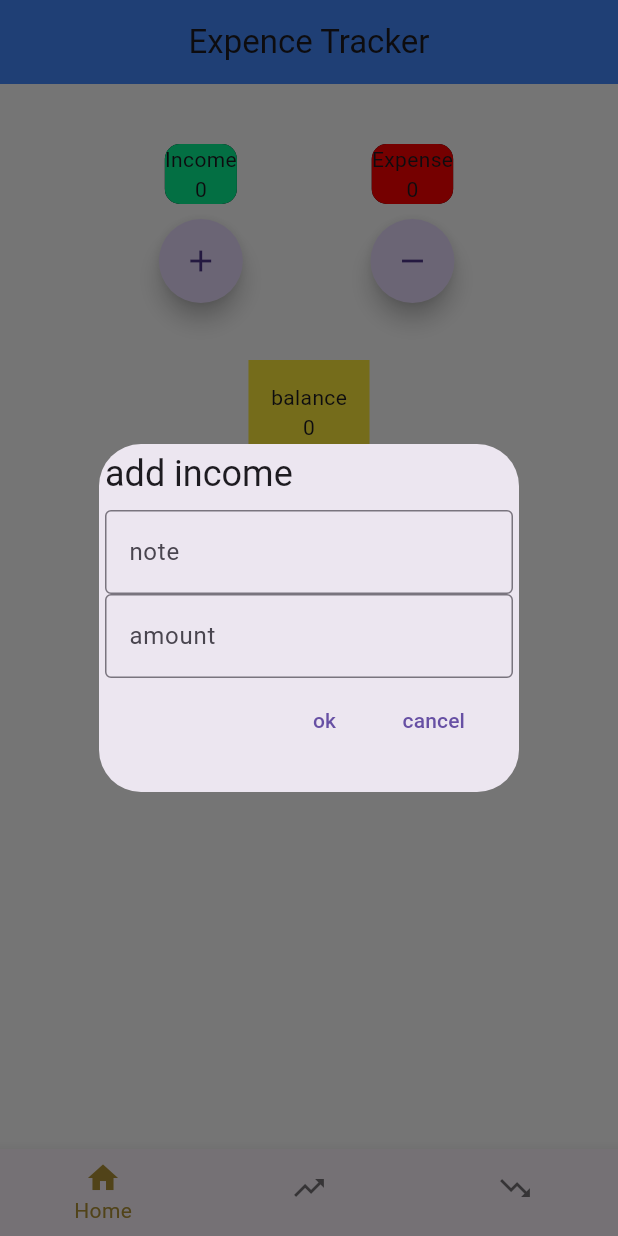
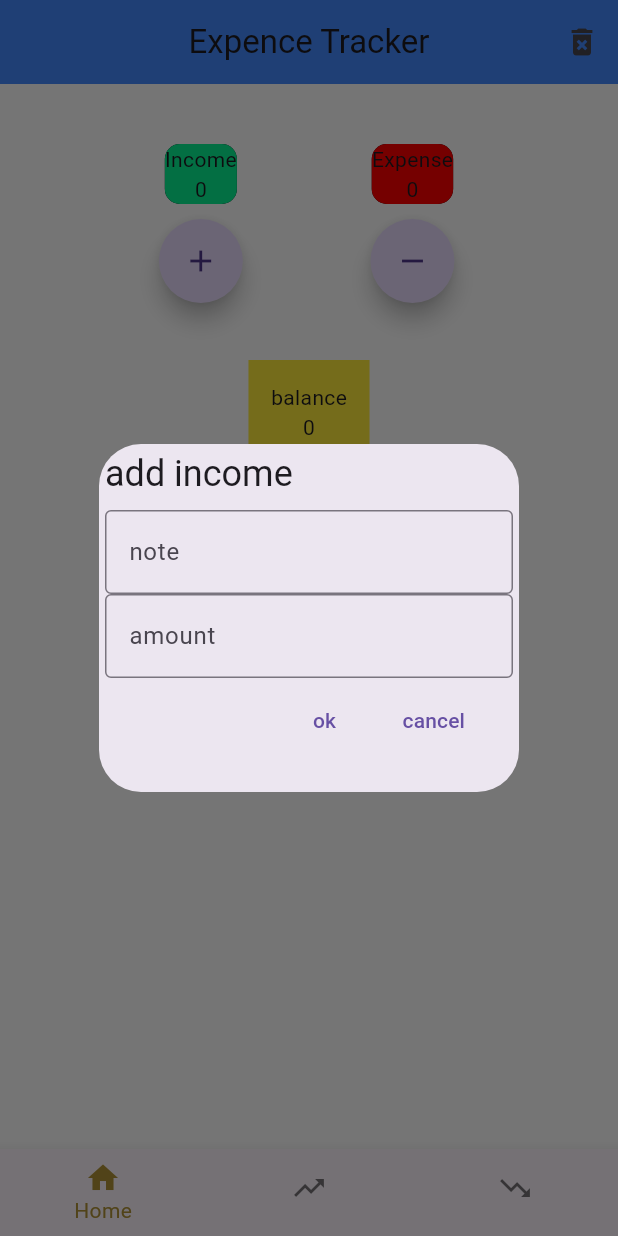
Before and after one commit to NAVEENEK/Expense-Tracker-, a Flutter app: the screen it shows after launch, after a tap on the "add" icon, on a phone screen of 412 x 824 dp. Run offline on Flutter 3.47's test engine with Material 3 defaults, Android fonts, the phone set to English and light mode, and no system bars; our stand-ins replace hive, hive_flutter; accounts and stored records are empty.

Commit message:
delete button added

```diff
--- a/lib/main.dart
+++ b/lib/main.dart
@@ -14,7 +14,14 @@ void main() async{
   await Hive.openBox<Expense_mode>('expensebox');
   await Hive.openBox('total_incomebox');
   await Hive.openBox('total_expensebox');
-  runApp(Main());
+  runApp(MaterialApp(
+     title: 'Expense Tracker',
+      theme: ThemeData(
+        primaryColor: const Color.fromARGB(255, 91, 194, 253),
+        scaffoldBackgroundColor: Colors.white,
+      ),
+    debugShowCheckedModeBanner: false,
+    home:Main()));
 }
 
 class Main extends StatefulWidget {
@@ -29,21 +36,57 @@ class _MainState extends State<Main> {
 
   static List<Widget> page = [Welcom(), Income(), Expense()];
 
+  Future<void>cleardata(BuildContext context)async{
+    final confirm=await showDialog<bool>(
+      context: context,
+      builder:(context)=> AlertDialog(
+        title: Text('confirm deletion'),
+        content:Text('are you sure you want to delete all data ') ,
+        actions: [
+          TextButton(
+            onPressed:()=>Navigator.pop(context,false),
+           child: Text("cancel")
+          ),
+          ElevatedButton(
+           onPressed: ()=>Navigator.pop(context,true),
+           child: Text('Delete')
+           )
+
+        ],
+
+      ),
+      );
+      if(confirm==true){
+        await Hive.box<Income_mode>('incomebox').clear();
+        await Hive.box<Expense_mode>('expensebox').clear();
+        await Hive.box('total_incomebox').clear();
+        await Hive.box('total_expensebox').clear();
+        ScaffoldMessenger.of(context).showSnackBar(
+          const SnackBar(
+            content: Text('all data deleted'),
+            backgroundColor: Color.fromARGB(255, 158, 159, 149),
+            )
+          );
+          setState(() {});
+      }
+
+  }
+
   @override
   Widget build(BuildContext context) {
-    return MaterialApp(
-      title: 'Expense Tracker',
-      theme: ThemeData(
-        primaryColor: const Color.fromARGB(255, 91, 194, 253),
-        scaffoldBackgroundColor: Colors.white,
-      ),
-      debugShowCheckedModeBanner: false,
-      home: Scaffold(
+    return  Scaffold(
         body: page[_selectedIndex],
         appBar: AppBar(
           title: Text('Expence Tracker'),
           centerTitle: true,
           backgroundColor: Colors.blueAccent,
+          actions: [
+            IconButton(
+             onPressed: ()=>cleardata(context),
+             icon: Icon(Icons.delete_forever),
+             tooltip:"delete all data"
+             )
+          ],
         ),
         bottomNavigationBar: BottomNavigationBar(
           currentIndex: _selectedIndex,
@@ -69,7 +112,6 @@ class _MainState extends State<Main> {
             ),
           ],
         ),
-      ),
-    );
+      );
   }
 }
--- a/lib/screen/Welcom.dart
+++ b/lib/screen/Welcom.dart
@@ -74,22 +74,6 @@ class _WelcomState extends State<Welcom> {
                   ],
                 )
                 )
-             /*   TextField(
-                  controller: textcontroller,
-                  keyboardType: TextInputType.text,
-                  decoration: InputDecoration(
-                    hintText: 'note',
-                    border: OutlineInputBorder(),
-                  ),
-                ),
-                TextField(
-                  controller: intcontroller,
-                  keyboardType: TextInputType.number,
-                  decoration: InputDecoration(
-                    hintText: 'amount',
-                    border: OutlineInputBorder(),
-                  ),
-                ),*/
               ],
             ),
             actions: [
```
